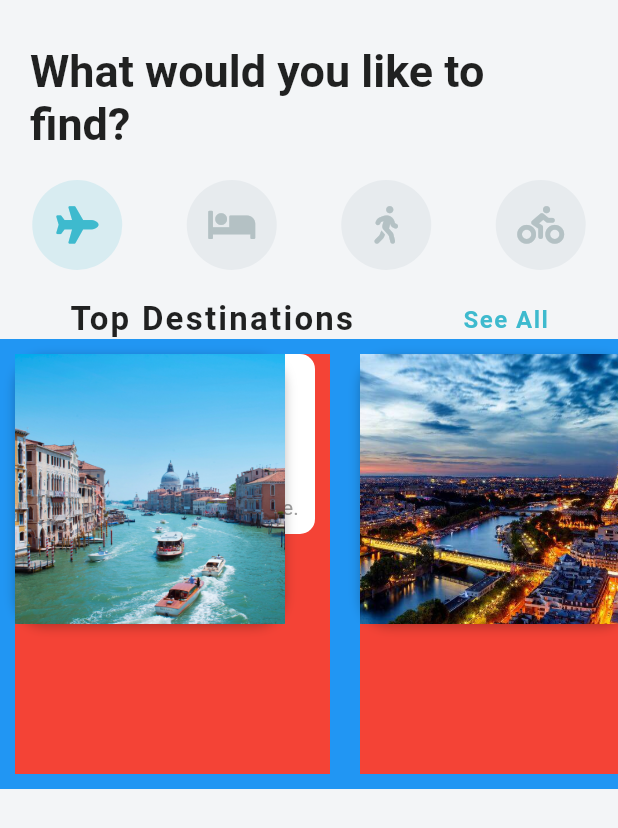
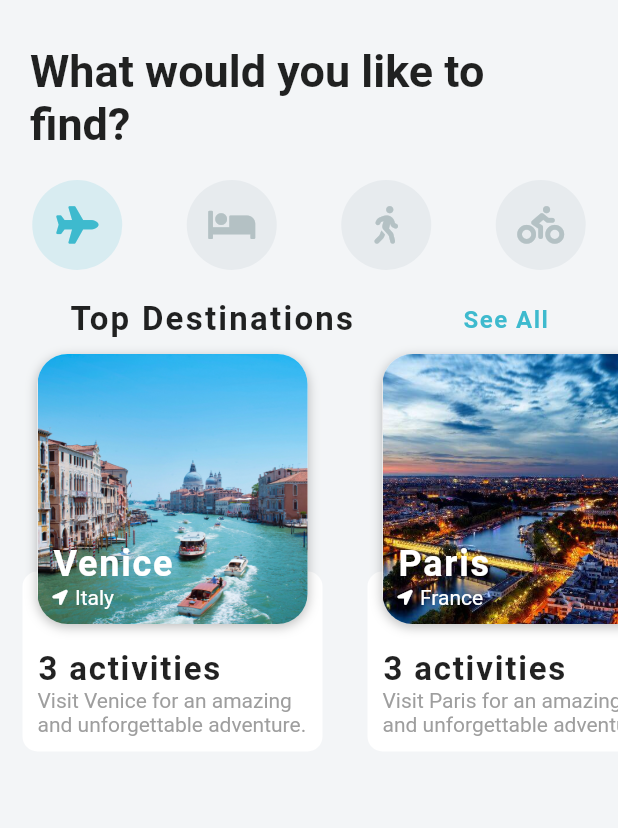
Before and after one commit to iamomoro/flutter_travel_ui, a Flutter app: the screen it shows after launch, on a phone screen of 412 x 824 dp. Shown: the top 828 px of the screen. Run offline on Flutter 3.47's test engine with Material 2 defaults, Android fonts, the phone set to English and light mode, and no system bars; our stand-ins replace font_awesome_flutter.

Commit message:
destination-done|hotel-start

```diff
--- a/lib/widgets/destination_carousel.dart
+++ b/lib/widgets/destination_carousel.dart
@@ -3,6 +3,7 @@ import 'package:flutter/src/foundation/key.dart';
 import 'package:flutter/src/widgets/framework.dart';
 import 'package:flutter/material.dart';
 import 'package:flutter_travel_ui/models/destination_model.dart';
+import 'package:font_awesome_flutter/font_awesome_flutter.dart';
 
 class DestinationCarousel extends StatelessWidget {
   @override
@@ -39,7 +40,7 @@ class DestinationCarousel extends StatelessWidget {
         ),
         Container(
           height: 300.0,
-          color: Colors.blue,
+
           child: ListView.builder(
             scrollDirection: Axis.horizontal,
             itemCount: destinations.length,
@@ -48,10 +49,13 @@ class DestinationCarousel extends StatelessWidget {
               return Container(
                 margin: EdgeInsets.all(10.0),
                 width: 210.0,
-                color: Colors.red,
+
                 child: Stack(
+                  alignment: Alignment.topCenter,
                   children: <Widget>[
-                  Container(
+                  Positioned(
+                    bottom: 15.0,
+                    child: Container(
                      height: 120.0,
                      width: 200.0,
                      decoration: BoxDecoration(
@@ -77,6 +81,7 @@ class DestinationCarousel extends StatelessWidget {
                     ],),
                      ),
                      ),
+                  ),
                 Container (
                   decoration: BoxDecoration(
                     color: Colors.white,
@@ -91,12 +96,32 @@ class DestinationCarousel extends StatelessWidget {
                        ),
                        child: Stack(
                         children: <Widget>[
-                         Image(
+                         ClipRRect(
+                          borderRadius: BorderRadius.circular(20.0),
+                           child: Image(
                             height: 180.0,
                             width: 180.0,
                             image: AssetImage(destination.imageUrl),
                             fit: BoxFit.cover,
-                          )
+                            ),
+                         ),
+                         Positioned(
+                          left: 10.0,
+                          bottom: 10.0,
+                           child: Column(
+                            crossAxisAlignment: CrossAxisAlignment.start,
+                            children: <Widget>[
+                            Text(destination.city, style: TextStyle(color: Colors.white, fontSize: 24.0, fontWeight: FontWeight.w600, letterSpacing: 1.2)),
+                            Row(
+                              children: <Widget>[
+                                Icon(FontAwesomeIcons.locationArrow, size: 10.0, color: Colors.white,),
+                                SizedBox(width: 5.0,),
+                                Text(destination.country, style: TextStyle(color: Colors.white)),
+                              ],
+                            ),
+                            ],
+                           ),
+                         ),
                         ]
                        ),
                        )
--- /dev/null
+++ b/lib/widgets/hotel_carousel.dart
@@ -0,0 +1,12 @@
+import 'package:flutter/src/widgets/container.dart';
+import 'package:flutter/src/widgets/framework.dart';
+import 'package:flutter/material.dart';
+
+class HotelCarousel extends StatelessWidget {
+  const HotelCarousel({super.key});
+
+  @override
+  Widget build(BuildContext context) {
+    return Container();
+  }
+}
```
Also changed, not shown: 1 other file. Lines whose indentation alone changed are shown as unchanged.
